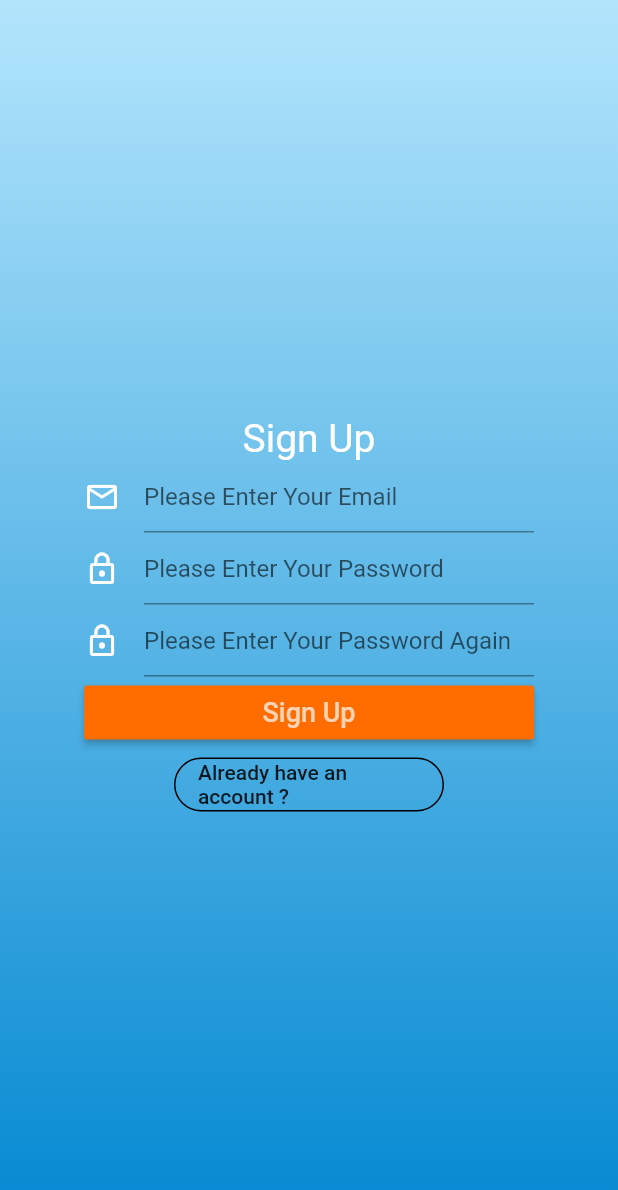
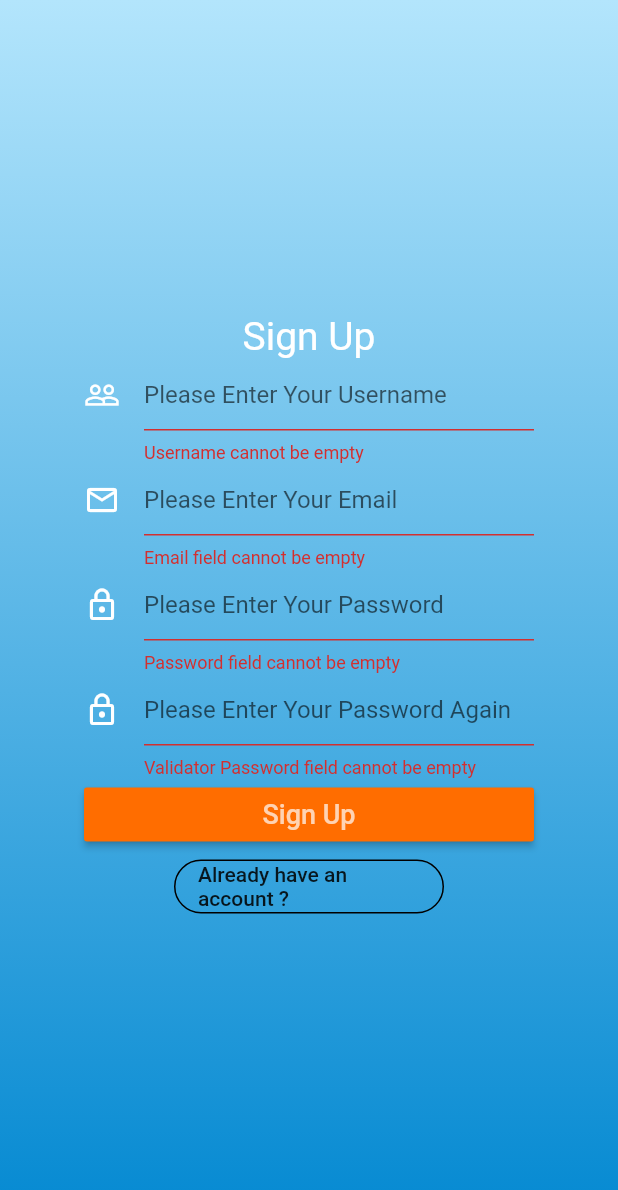
Before and after one commit to RayhanHamada/mixtaprint-mobile-client, a Flutter app: the SignUpPage screen opened directly, after a tap on "Sign Up", on a phone screen of 412 x 824 dp. Shown: the top 1190 px of the screen. Run offline on Flutter 3.47's test engine with Material 2 defaults, Android fonts, the phone set to English and light mode, and no system bars; our stand-ins replace cloud_firestore, firebase_auth, firebase_core, firebase_storage; accounts and stored records are empty; Roboto replaces fonts that are missing (Myriad Pro); statements that could not run were skipped.

Commit message:
finishing signup ui, and adding firebase support to the app

```diff
--- a/lib/main.dart
+++ b/lib/main.dart
@@ -2,7 +2,7 @@ import 'package:flutter/material.dart';
 import 'resources/app.dart';
 import 'package:mixtaprint_mobile_client/ui/splashscreen_page.dart';
 
-void main() async
+void main()
 {
   instantiateFirebaseApp();
   runApp(RootApp());
--- a/lib/resources/app.dart
+++ b/lib/resources/app.dart
@@ -1,5 +1,5 @@
 import 'package:firebase_core/firebase_core.dart';
-
+// this module is optional, since we already specify the Firebase Options in the google-services.json
 
 // create options for instantiate a firebase app
 FirebaseOptions _options = FirebaseOptions(
@@ -10,7 +10,7 @@ FirebaseOptions _options = FirebaseOptions(
 
 );
 
-FirebaseApp app;
+FirebaseApp app  = FirebaseApp.instance;
 
 Future<void> instantiateFirebaseApp() async
 {
--- a/lib/resources/auth.dart
+++ b/lib/resources/auth.dart
@@ -1,7 +1,6 @@
 import 'package:firebase_auth/firebase_auth.dart';
 import 'package:mixtaprint_mobile_client/resources/app.dart';
-FirebaseAuth auth = FirebaseAuth.fromApp(app);
-
+final auth = FirebaseAuth.fromApp(app);
 
 class Auth
 {
@@ -29,15 +28,14 @@ class Auth
             }
           })
         .then((user) {
-          // do something when user is on
-          if (!catchError){
-            snackBarMsg = "Login successful, please wait...";
-
-          }
+              // do something when user is on
+              if (!catchError){
+                snackBarMsg = "Login successful, please wait...";
+              }
         });
     return {
       'msg' : snackBarMsg,
-      'status' : !catchError
+      'status' : !catchError // if not catching any error, user can login
     };
   }
 
@@ -46,4 +44,50 @@ class Auth
     auth.signOut();
   }
 
+  static Future<Map> signUp(String inAppUsername, String email, String password) async
+  {
+
+    bool catchError = false;
+    String snackBarMsg = "";
+    bool clear_password_field = false, clear_email_field = false;
+
+    await auth.createUserWithEmailAndPassword(email: email, password: password)
+        .catchError((error) {
+          catchError = true;
+
+          switch (error.code){
+            case 'ERROR_WEAK_PASSWORD'  :
+              snackBarMsg = 'Password is too weak, try another password';
+              clear_password_field = true;
+              break;
+            case 'ERROR_INVALID_EMAIL' :
+              snackBarMsg = 'Email address is invalid';
+              clear_email_field = true;
+              break;
+            case 'ERROR_EMAIL_ALREADY_IN_USE' :
+              snackBarMsg = 'Email already in use';
+              clear_email_field = true;
+              break;
+          }
+        })
+        .then((user) {
+          // do something when user is on
+          if (!catchError){
+            snackBarMsg = "Login successful, please wait...";
+          }
+        });
+
+    return {
+      'msg' : snackBarMsg,
+      'status' : !catchError,
+      'clr_email_field' : clear_email_field,
+      'clr_pass_field' : clear_password_field
+    };
+  }
+
+  static Future<void> prepUserStorageAndDB(String uid) async
+  {
+
+  }
+
 }
--- /dev/null
+++ b/lib/resources/db_firestore.dart
@@ -0,0 +1,5 @@
+import 'package:cloud_firestore/cloud_firestore.dart';
+
+import 'app.dart';
+
+final db_firestore = Firestore(app: app);
--- /dev/null
+++ b/lib/resources/storage.dart
@@ -0,0 +1,5 @@
+import 'package:firebase_storage/firebase_storage.dart';
+
+import 'app.dart';
+
+final storage = FirebaseStorage(app: app, storageBucket: 'gs://mixtaprint-bdece.appspot.com');
--- a/lib/ui/signup_page.dart
+++ b/lib/ui/signup_page.dart
@@ -1,7 +1,7 @@
 import 'package:flutter/material.dart';
 
 import 'login_page.dart';
-
+import 'package:mixtaprint_mobile_client/resources/auth.dart';
 
 class SignUpPage extends StatefulWidget {
   @override
@@ -9,25 +9,40 @@ class SignUpPage extends StatefulWidget {
 }
 
 class _SignUpPageState extends State<SignUpPage> {
+  final _scaffoldKey = GlobalKey<ScaffoldState>();
+  final _formKey = GlobalKey<FormState>();
 
-  GlobalKey<ScaffoldState> _scaffoldKey = GlobalKey<ScaffoldState>();
-  GlobalKey<FormFieldState> _formKey = GlobalKey<FormFieldState>();
+  final _tffPassKey = GlobalKey<FormFieldState<String>>();
+  final _tffPassValKey = GlobalKey<FormFieldState<String>>();
+  final _tffEmailKey = GlobalKey<FormFieldState<String>>();
 
-  GlobalKey<FormFieldState<String>> _tffPassword = GlobalKey<FormFieldState<String>>();
-  GlobalKey<FormFieldState<String>> _tffPassValidate = GlobalKey<FormFieldState<String>>();
+  String _email, _password, _inAppUsername;
 
-  String _email, _password, _passwordValidate;
+  void doSignUp() async {
+    if (_formKey.currentState.validate()) {
+      _formKey.currentState.save();
 
-  void doSignUp()
-  {
-    if (_formKey.currentState.validate()){
-      _formKey.currentState.save();
+      await Auth.signUp(_inAppUsername, _email, _password)
+          .then((ret) async {
+            _scaffoldKey.currentState.showSnackBar(SnackBar(content: Text(ret['msg'])));
+            if (ret['clr_email_field']) {
+              _tffEmailKey.currentState.reset();
+            }
+            if (ret['clr_pass_field']){
+              _tffPassKey.currentState.reset();
+              _tffPassValKey.currentState.reset();
+            }
+            await Future.delayed(Duration(seconds: 2));
+            if (ret['status']) {
+              _formKey.currentState.reset();
+              toLoginPage();
+            }
+        });
     }
   }
 
-  void toLoginPage()
-  {
-    Navigator.push(context, MaterialPageRoute(builder: (context) => LoginPage()));
+  void toLoginPage() {
+    Navigator.pushReplacement(context, MaterialPageRoute(builder: (context) => LoginPage()));
   }
 
   @override
@@ -39,9 +54,7 @@ class _SignUpPageState extends State<SignUpPage> {
             gradient: LinearGradient(
                 colors: [Colors.lightBlue[100], Colors.lightBlue[700]],
                 begin: Alignment.topCenter,
-                end: Alignment.bottomCenter
-            )
-        ),
+                end: Alignment.bottomCenter)),
         child: Center(
           child: Form(
             key: _formKey,
@@ -61,6 +74,28 @@ class _SignUpPageState extends State<SignUpPage> {
                   child: TextFormField(
                     onSaved: (input) {
                       setState(() {
+                        _inAppUsername = input;
+                      });
+                    },
+                    validator: (text) {
+                      if (text.isEmpty) return "Username cannot be empty";
+                    },
+                    decoration: InputDecoration(
+                      fillColor: Colors.white,
+                      icon: Icon(
+                        Icons.people_outline,
+                        color: Colors.white,
+                      ),
+                      hintText: 'Please Enter Your Username',
+                    ),
+                  ),
+                ),
+                SizedBox(
+                  width: 300,
+                  child: TextFormField(
+                    key: _tffEmailKey,
+                    onSaved: (input) {
+                      setState(() {
                         _email = input;
                       });
                     },
@@ -73,13 +108,14 @@ class _SignUpPageState extends State<SignUpPage> {
                         Icons.mail_outline,
                         color: Colors.white,
                       ),
-                        hintText: 'Please Enter Your Email'),
+                      hintText: 'Please Enter Your Email',
+                    ),
                   ),
                 ),
                 SizedBox(
                   width: 300,
                   child: TextFormField(
-                    key: _tffPassword,
+                    key: _tffPassKey,
                     onSaved: (input) {
                       setState(() {
                         _password = input;
@@ -87,6 +123,7 @@ class _SignUpPageState extends State<SignUpPage> {
                     },
                     validator: (text) {
                       if (text.isEmpty) return "Password field cannot be empty";
+                      else if (text.length < 8) return "Password must at least 8 character long";
                     },
                     decoration: InputDecoration(
                       fillColor: Colors.white,
@@ -94,22 +131,23 @@ class _SignUpPageState extends State<SignUpPage> {
                         Icons.lock_outline,
                         color: Colors.white,
                       ),
-                        hintText: 'Please Enter Your Password'),
+                      hintText: 'Please Enter Your Password',
+                    ),
                     obscureText: true,
                   ),
                 ),
                 SizedBox(
                   width: 300,
                   child: TextFormField(
-                    key: _tffPassValidate,
+                    key: _tffPassValKey,
                     onSaved: (input) {
-                      setState(() {
-                        _passwordValidate = input;
-                      });
+
                     },
                     validator: (text) {
-                      if (text.isEmpty) return "Validator Password field cannot be empty";
-                      if (text != _tffPassword.currentState.value) return "Repeated password is not same";
+                      if (text.isEmpty)
+                        return "Validator Password field cannot be empty";
+                      if (text != _tffPassKey.currentState.value)
+                        return "Repeated password is not same";
                     },
                     decoration: InputDecoration(
                       fillColor: Colors.white,
@@ -117,7 +155,8 @@ class _SignUpPageState extends State<SignUpPage> {
                         Icons.lock_outline,
                         color: Colors.white,
                       ),
-                        hintText: 'Please Enter Your Password Again'),
+                      hintText: 'Please Enter Your Password Again',
+                    ),
                     obscureText: true,
                   ),
                 ),
@@ -141,9 +180,7 @@ class _SignUpPageState extends State<SignUpPage> {
                     child: Text(
                       'Already have an account ?',
                     ),
-                    borderSide: BorderSide(
-                        color: Colors.black
-                    ),
+                    borderSide: BorderSide(color: Colors.black),
                     shape: RoundedRectangleBorder(
                       borderRadius: BorderRadius.circular(20),
                     ),
--- a/lib/ui/splashscreen_page.dart
+++ b/lib/ui/splashscreen_page.dart
@@ -13,7 +13,7 @@ class _SplashScreenState extends State<SplashScreen> {
   void delay() async
   {
     Future.delayed(Duration(seconds: 3), () {
-      Navigator.of(context).pushReplacement(MaterialPageRoute(builder: (context) => LoginPage()));
+      Navigator.pushReplacement(context, MaterialPageRoute(builder: (context) => LoginPage()));
     });
   }
 
@@ -31,7 +31,7 @@ class _SplashScreenState extends State<SplashScreen> {
       body: Container(
         decoration: BoxDecoration(
           gradient: LinearGradient(
-              colors: [Colors.white, Colors.blueGrey[800]],
+              colors: [Colors.white, Colors.blue[300]],
               begin: Alignment.topCenter,
               end: Alignment.bottomCenter,
           )
--- a/pubspec.yaml
+++ b/pubspec.yaml
@@ -23,6 +23,7 @@ dependencies:
   firebase_auth: ^0.11.1+7
   firebase_storage: ^3.0.2
   firebase_database: ^3.0.3
+  cloud_firestore: ^0.12.6
 
   # The following adds the Cupertino Icons font to your application.
   # Use with the CupertinoIcons class for iOS style icons.
```
Also changed, not shown: lib/ui/login_page.dart (+8 -15 lines), pubspec.lock, 1 other file. Lines whose indentation alone changed are shown as unchanged.
